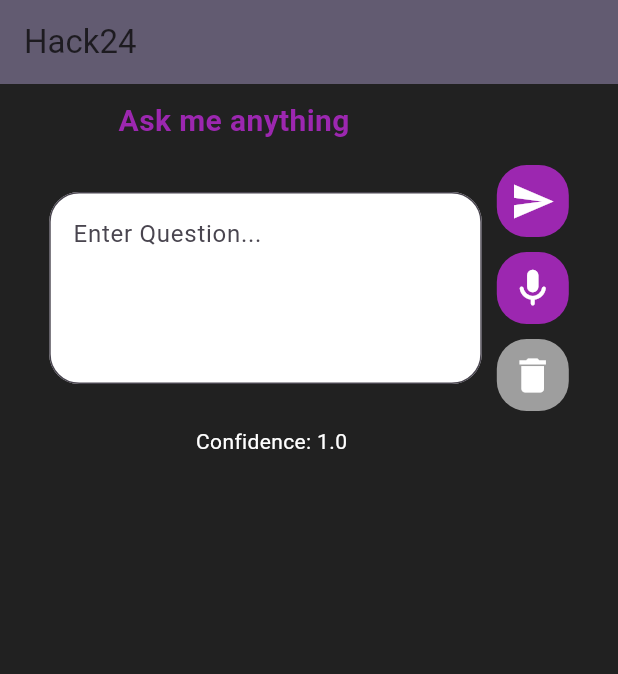
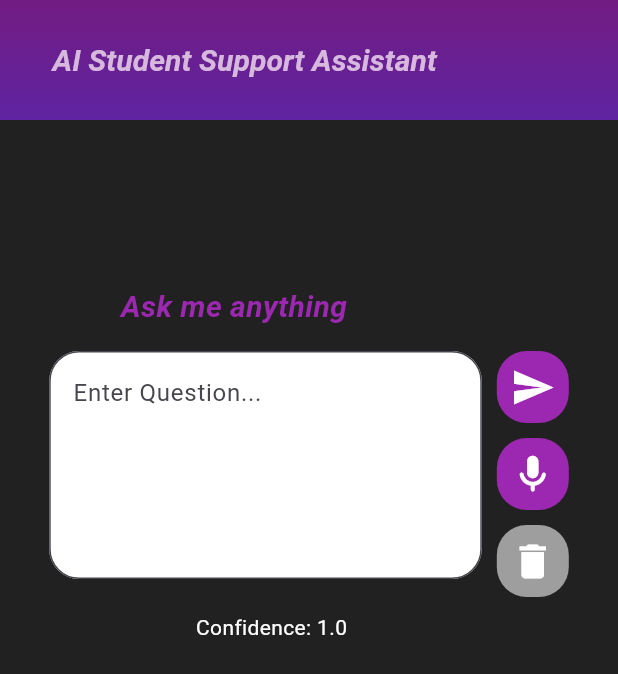
Before and after one commit to susssss23/HackUpc24, a Flutter app: the screen it shows after launch, on a phone screen of 412 x 824 dp. Shown: the top 674 px of the screen. Run offline on Flutter 3.47's test engine with Material 3 defaults, Android fonts, the phone set to English and light mode, and no system bars; our stand-ins replace speech_to_text; Roboto replaces fonts that are missing (Montserrat).

Commit message:
More styling

```diff
--- a/frontend/lib/presentation/screens/my_home_page.dart
+++ b/frontend/lib/presentation/screens/my_home_page.dart
@@ -114,14 +114,40 @@ class _MyHomePageState extends State<MyHomePage> {
       resizeToAvoidBottomInset: true,
       backgroundColor: const Color.fromRGBO(33, 33, 33, 1),
       appBar: AppBar(
-        backgroundColor: Theme.of(context).colorScheme.secondary,
-        title: const Text("Hack24"),
+        backgroundColor: Color.fromRGBO(114, 28, 130, 1),
+        flexibleSpace: Container(
+          decoration: BoxDecoration(
+            gradient: LinearGradient(
+              begin: Alignment.topCenter,
+              end: Alignment.bottomCenter,
+              colors: [
+                Color.fromRGBO(114, 28, 130, 1), // Start color
+                Color.fromRGBO(95, 36, 162, 1), // End color
+              ],
+            ),
+          ),
+        ),
+        toolbarHeight: 80,
+        title: const Text(
+                  'AI Student Support Assistant',
+                  style: TextStyle(
+                    color: Color.fromARGB(255, 216, 185, 222),
+                    fontWeight: FontWeight.bold,
+                    fontFamily: 'Montserrat',
+                    fontSize: 20.0,
+                    fontStyle: FontStyle.italic,
+                  ),
+        ),
+        titleSpacing: 35.0,
+
       ),
+
       body: SingleChildScrollView(
         child: Center(
           child: Column(
             mainAxisAlignment: MainAxisAlignment.start,
             children: <Widget>[
+              const SizedBox(height: 100.0),
               const Padding(
                 padding: EdgeInsets.only(right: 100.0, bottom: 5.0, top: 10.0),
                 child: Text(
@@ -131,6 +157,7 @@ class _MyHomePageState extends State<MyHomePage> {
                     fontWeight: FontWeight.bold,
                     fontFamily: 'Montserrat',
                     fontSize: 20.0,
+                    fontStyle: FontStyle.italic,
                   ),
                 ),
               ),
@@ -161,6 +188,7 @@ class _MyHomePageState extends State<MyHomePage> {
   Widget _buildEnterBar() {
     return Row(
       mainAxisAlignment: MainAxisAlignment.center,
+      crossAxisAlignment: CrossAxisAlignment.start,
       children: [
         _buildTextBox(),
         const SizedBox(width: 10.0),
@@ -206,7 +234,8 @@ class _MyHomePageState extends State<MyHomePage> {
 
     return TextField(
       controller: _textEditingController,
-      maxLines: 4,
+      minLines: 5,
+      maxLines: 10,
       decoration: InputDecoration(
         filled: true,
         fillColor: Colors.white,
```
